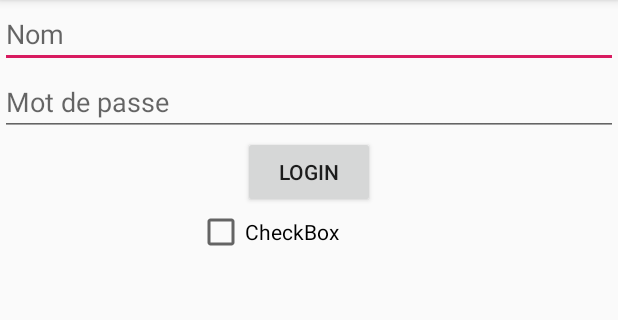
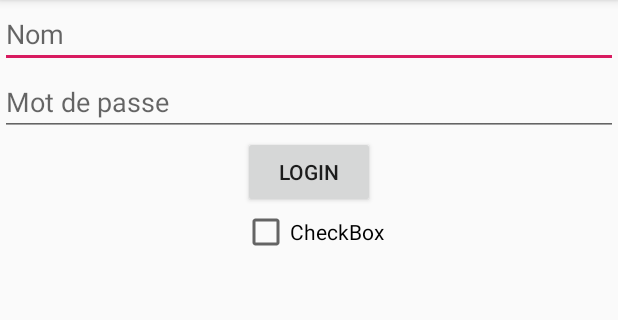
Before and after one commit to syvtoto/TpNot_11-01-2018, an Android app: the LoginActivity screen opened directly, with no data from a screen before it, on a phone screen of 412 x 824 dp, the part 84-404 px from its top. Run offline under Robolectric (Android 15) with nearby library versions, the phone set to English and light mode, and no system bars.

Commit message:
Login and Splash define

```diff
--- a/app/src/main/java/com/example/thoma/tpnot_11_01_2019/OfferFragment.java
+++ b/app/src/main/java/com/example/thoma/tpnot_11_01_2019/OfferFragment.java
@@ -3,7 +3,7 @@ package com.example.thoma.tpnot_11_01_2019;
 import android.content.Context;
 import android.net.Uri;
 import android.os.Bundle;
-import androidx.core.app.Fragment;
+import androidx.fragment.app.Fragment;
 import android.view.LayoutInflater;
 import android.view.View;
 import android.view.ViewGroup;
--- a/app/src/main/java/com/example/thoma/tpnot_11_01_2019/activity/MainActivity.kt
+++ b/app/src/main/java/com/example/thoma/tpnot_11_01_2019/activity/MainActivity.kt
@@ -8,8 +8,10 @@ import androidx.appcompat.app.AppCompatActivity
 import android.view.Menu
 import android.view.MenuItem
 import com.example.thoma.tpnot_11_01_2019.R
+import com.example.thoma.tpnot_11_01_2019.model.KotPref
 import kotlinx.android.synthetic.main.activity_main.*
 import kotlinx.android.synthetic.main.app_bar_main.*
+import org.jetbrains.anko.toast
 
 class MainActivity : AppCompatActivity(), NavigationView.OnNavigationItemSelectedListener {
 
@@ -17,6 +19,9 @@ class MainActivity : AppCompatActivity(), NavigationView.OnNavigationItemSelecte
         super.onCreate(savedInstanceState)
         setContentView(R.layout.activity_main)
         setSupportActionBar(toolbar)
+
+
+
 
         val toggle = ActionBarDrawerToggle(
             this, drawer_layout, toolbar,
--- a/app/src/main/res/layout/activity_login.xml
+++ b/app/src/main/res/layout/activity_login.xml
@@ -38,7 +38,9 @@
             android:layout_height="wrap_content"
             android:id="@+id/CheckRemember"
             android:hint="@string/SeSouvenir"
-            android:layout_gravity="center"/>/>
+            android:layout_gravity="center"
+            android:layout_marginLeft="30dp"
+           />
 
 
 </LinearLayout>
```
Also changed, not shown: app/src/main/AndroidManifest.xml (+7 -4 lines).
